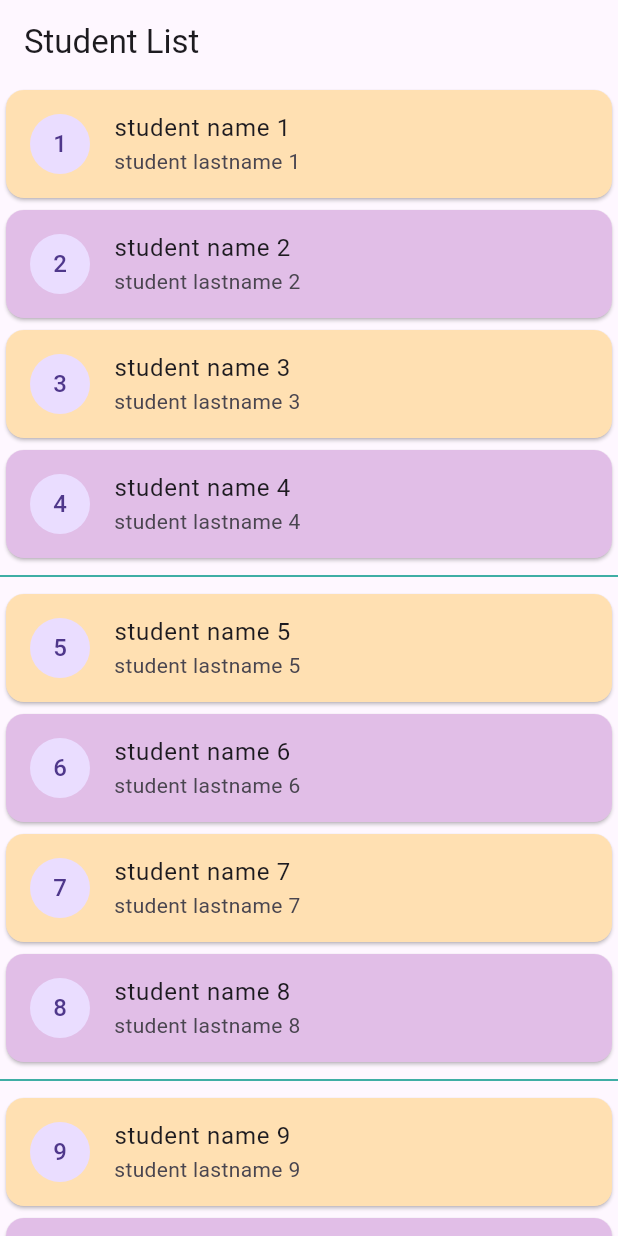
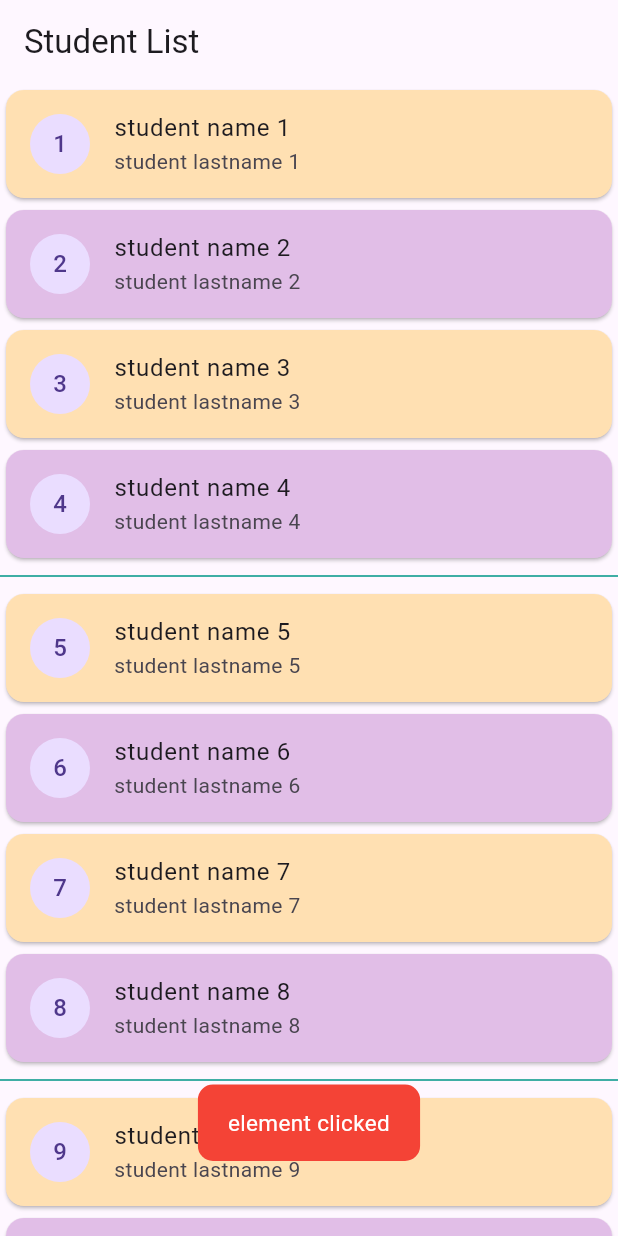
Before and after one commit to Soucius/flutter_bootcamp, a Flutter app: the screen it shows after launch, after a tap on an icon or button, on a phone screen of 412 x 824 dp. Run offline on Flutter 3.47's test engine with Material 3 defaults, Android fonts, the phone set to English and light mode, and no system bars; our stand-ins replace flutter_easyloading.

Commit message:
list click event, flutter easyloading package and toast messages

```diff
--- a/flutter_scrolls_app/lib/listview.dart
+++ b/flutter_scrolls_app/lib/listview.dart
@@ -1,4 +1,5 @@
 import 'package:flutter/material.dart';
+import 'package:flutter_easyloading/flutter_easyloading.dart';
 
 class Listview extends StatelessWidget {
   Listview({super.key});
@@ -28,7 +29,16 @@
               index % 2 == 0 ? Colors.orange.shade100 : Colors.purple.shade100,
           child: ListTile(
             onTap: () {
-              print("element clicked: ${index + 1}");
+              if (index % 2 == 0) {
+                EasyLoading.instance.backgroundColor = Colors.red;
+              } else {
+                EasyLoading.instance.backgroundColor = Colors.blue;
+              }
+
+              EasyLoading.showToast("element clicked",
+                  duration: Duration(seconds: 3),
+                  dismissOnTap: true,
+                  toastPosition: EasyLoadingToastPosition.bottom);
             },
             title: Text(nowStudent.name),
             subtitle: Text(nowStudent.lastname),
--- a/flutter_scrolls_app/lib/main.dart
+++ b/flutter_scrolls_app/lib/main.dart
@@ -1,7 +1,27 @@
 import 'package:flutter/material.dart';
+import 'package:flutter_easyloading/flutter_easyloading.dart';
 import 'package:flutter_scrolls_app/listview.dart';
 
-void main() => runApp(const MyApp());
+void main() {
+  runApp(const MyApp());
+  configLoading();
+}
+
+void configLoading() {
+  EasyLoading.instance
+    ..displayDuration = const Duration(milliseconds: 2000)
+    ..indicatorType = EasyLoadingIndicatorType.fadingCircle
+    ..loadingStyle = EasyLoadingStyle.custom
+    ..indicatorSize = 45.0
+    ..radius = 10.0
+    ..progressColor = Colors.yellow
+    ..backgroundColor = Colors.green
+    ..indicatorColor = Colors.yellow
+    ..textColor = Colors.white
+    ..maskColor = Colors.blue.withOpacity(0.5)
+    ..userInteractions = true
+    ..dismissOnTap = true;
+}
 
 class MyApp extends StatelessWidget {
   const MyApp({super.key});
@@ -11,6 +31,7 @@
     return MaterialApp(
       title: 'Material App',
       home: Listview(),
+      builder: EasyLoading.init(),
     );
   }
 }
--- a/flutter_scrolls_app/pubspec.yaml
+++ b/flutter_scrolls_app/pubspec.yaml
@@ -30,6 +30,7 @@
 dependencies:
   flutter:
     sdk: flutter
+  flutter_easyloading: ^3.0.5
 
 
   # The following adds the Cupertino Icons font to your application.
```
Also changed, not shown: flutter_scrolls_app/pubspec.lock.
